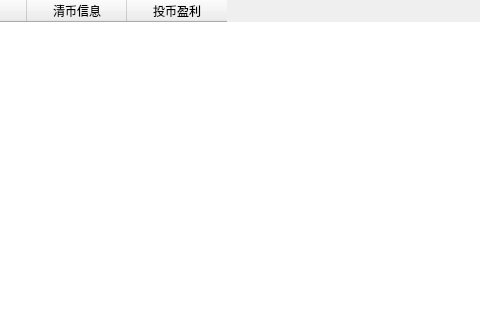
adamgliea/TentertainmentManagement, file UiFiles/TinventoryReportViewItemTable.ui: the form before one commit; both pictures show x 273 to 753 and y 0 to 320 of the 1000 by 660 pixel window.
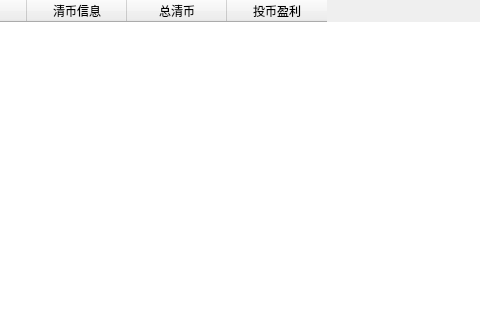
The form after the commit.

```diff
--- a/UiFiles/TinventoryReportViewItemTable.ui
+++ b/UiFiles/TinventoryReportViewItemTable.ui
@@ -45,6 +45,11 @@
         <string>清币信息</string>
        </property>
       </column>
+      <column>
+       <property name="text">
+        <string>总清币</string>
+       </property>
+      </column>
       <column>
        <property name="text">
         <string>投币盈利</string>
```
Left out of the diff: 2 changed lines with no effect on the pictures.
